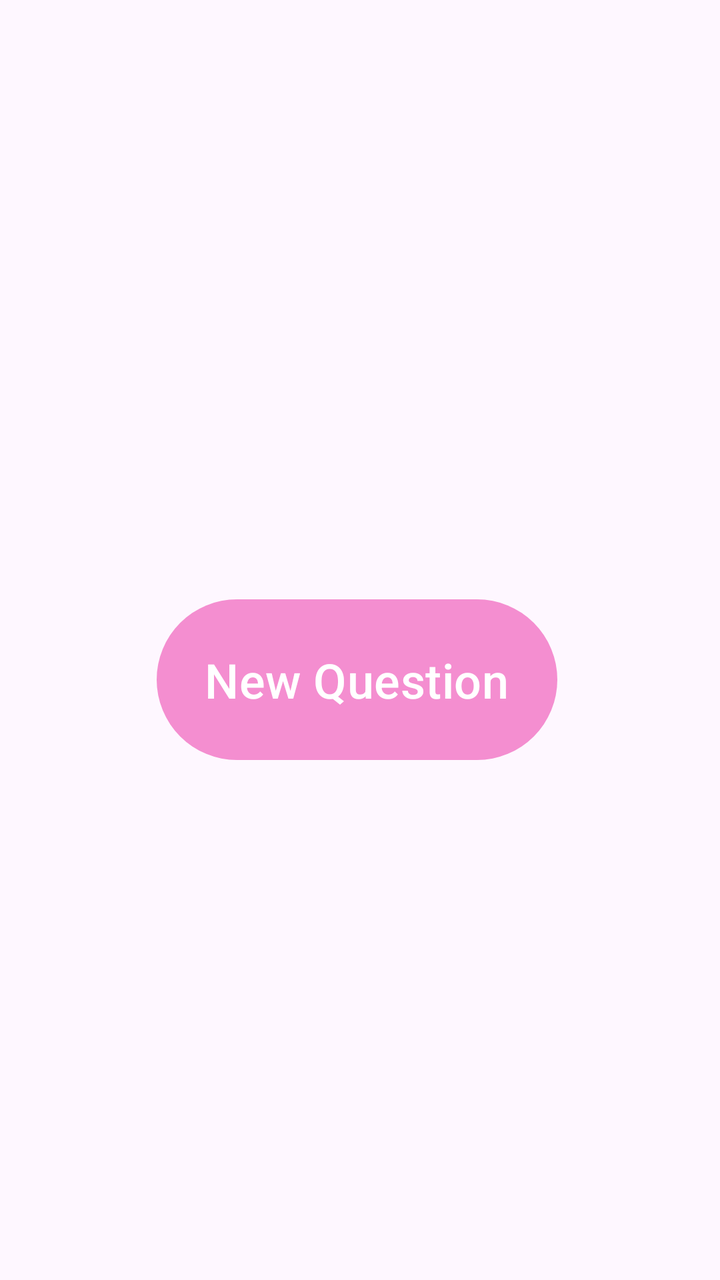
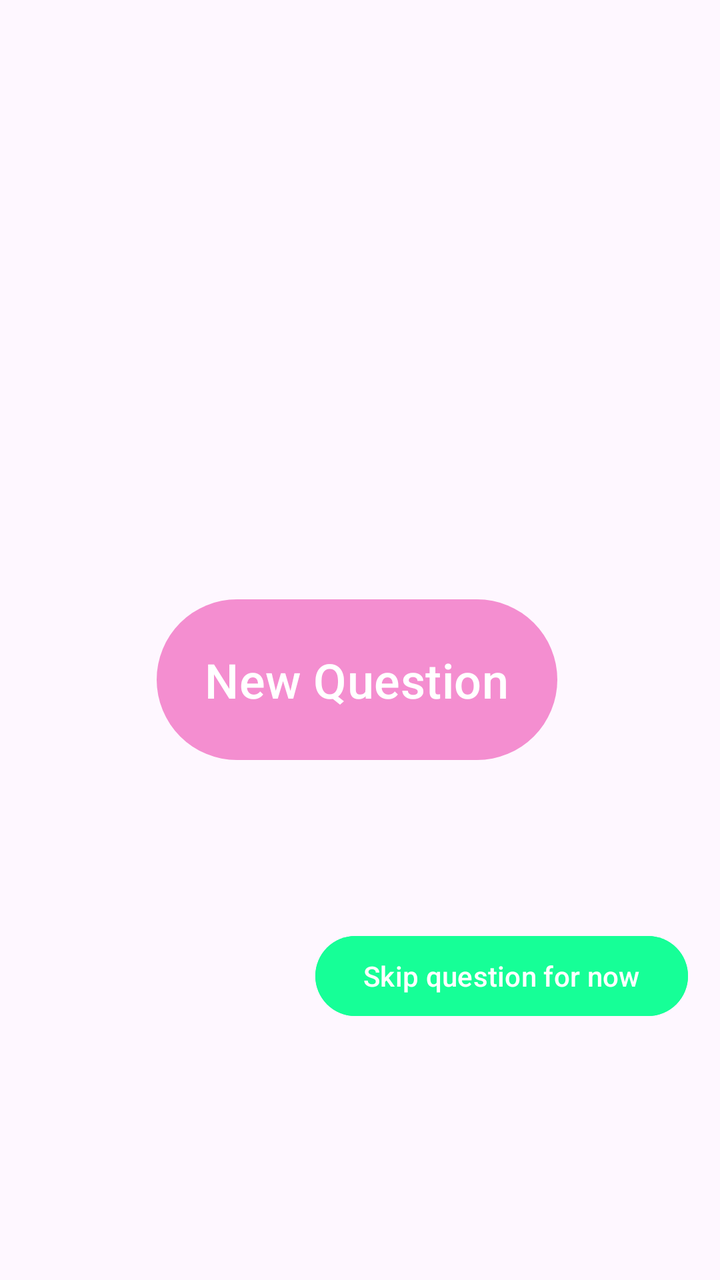

An Android layout rendered at two revisions. The XML below is the earlier revision; the diff shows what the commit changed to produce the second picture.
<!-- AndroidManifest.xml: application theme Theme.Twentyquestions -->
<!-- res/layout/fragment_game_home.xml -->
<?xml version="1.0" encoding="utf-8"?>
<androidx.constraintlayout.widget.ConstraintLayout xmlns:android="http://schemas.android.com/apk/res/android"
    xmlns:app="http://schemas.android.com/apk/res-auto"
    xmlns:tools="http://schemas.android.com/tools"
    android:id="@+id/game_home_fragment"
    android:layout_width="match_parent"
    android:layout_height="match_parent"
    tools:context=".main.GameHomeFragment">



    <Button
        android:id="@+id/nextQuestionButton"
        android:layout_width="wrap_content"
        android:layout_height="wrap_content"
        android:layout_marginBottom="256dp"
        android:paddingHorizontal="24dp"
        android:paddingVertical="24dp"
        android:text="@string/newQuestionButton"
        android:textSize="24sp"
        app:layout_constraintBottom_toBottomOf="parent"
        app:layout_constraintEnd_toEndOf="parent"
        app:layout_constraintHorizontal_bias="0.49"
        app:layout_constraintStart_toStartOf="parent" />

    <TextView
        android:id="@+id/questionText"
        android:layout_width="0dp"
        android:layout_height="wrap_content"
        android:layout_marginStart="32dp"
        android:layout_marginTop="140dp"
        android:layout_marginEnd="32dp"
        android:clickable="true"
        android:text=""
        android:textAlignment="center"
        android:textSize="24sp"
        app:layout_constraintBottom_toTopOf="@+id/nextQuestionButton"
        app:layout_constraintEnd_toEndOf="parent"
        app:layout_constraintStart_toStartOf="parent"
        app:layout_constraintTop_toTopOf="parent" />


</androidx.constraintlayout.widget.ConstraintLayout>
<!-- resources referenced by this layout -->
<resources>
  <string name="newQuestionButton">New Question</string>
  <style name="Theme.Twentyquestions" parent="Base.Theme.Twentyquestions" />
  <style name="Base.Theme.Twentyquestions" parent="Theme.Material3.DayNight.NoActionBar">
          
           <item name="colorPrimary">@color/Pink</item>
           <item name="colorAccent">@color/Turquise</item>
      </style>
  <color name="Pink">#F48ED0</color>
  <color name="Turquise">#16FF97</color>
</resources>

<!-- the commit's change to res/layout/fragment_game_home.xml (unified diff, before → after) -->
@@ -39,5 +39,16 @@
         app:layout_constraintStart_toStartOf="parent"
         app:layout_constraintTop_toTopOf="parent" />
 
+    <Button
+        android:id="@+id/skipButton"
+        android:layout_width="wrap_content"
+        android:layout_height="wrap_content"
+        android:layout_marginEnd="16dp"
+        android:layout_marginBottom="128dp"
+        android:backgroundTint="@color/Turquise"
+        android:text="@string/skipButton"
+        app:layout_constraintBottom_toBottomOf="parent"
+        app:layout_constraintEnd_toEndOf="parent" />
+
 
 </androidx.constraintlayout.widget.ConstraintLayout>
<!-- resource entries referenced after the edit -->
@@ -1,6 +1,7 @@
 <!-- resources referenced by this layout -->
 <resources>
   <string name="newQuestionButton">New Question</string>
+  <string name="skipButton">Skip question for now</string>
   <style name="Theme.Twentyquestions" parent="Base.Theme.Twentyquestions" />
   <style name="Base.Theme.Twentyquestions" parent="Theme.Material3.DayNight.NoActionBar">
           
